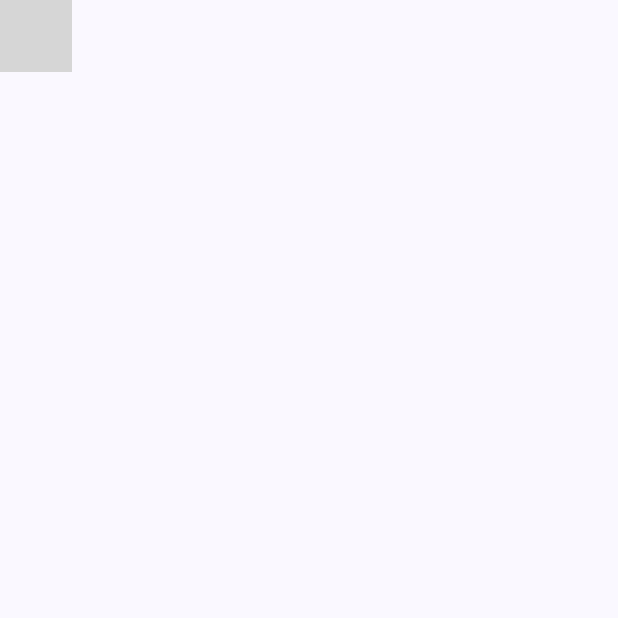
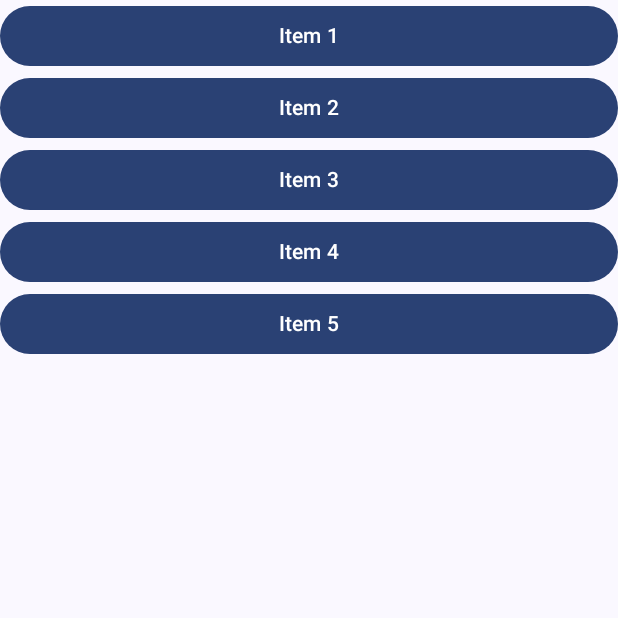
Before and after one commit to NazarMelnichuck/CR_4_Nazar_Melnychuk_IPZs11, an Android app built with Jetpack Compose: the composable MyApp shown on its own in the app's theme, on a phone screen of 412 x 824 dp, the top half of it. Run offline under Robolectric (Android 15) with nearby library versions, the phone set to English and light mode, and no system bars; grey boxes are pictures that could not be loaded.

```diff
--- a/app/src/main/java/ua/edu/lntu/cr_4/MainActivity.kt
+++ b/app/src/main/java/ua/edu/lntu/cr_4/MainActivity.kt
@@ -44,7 +44,17 @@ class MainActivity : ComponentActivity() {
 }
 
 @Composable
-fun Screen1() {
+fun Screen1(navController: NavHostController) {
+    Column(modifier = Modifier.fillMaxSize()) {
+        for (i in 1..5) {
+            Button(
+                onClick = { navController.navigate("screen2/$i") },
+                modifier = Modifier.fillMaxWidth()
+            ) {
+                Text(text = "Item $i")
+            }
+        }
+    }
 }
 
 @Composable
```
